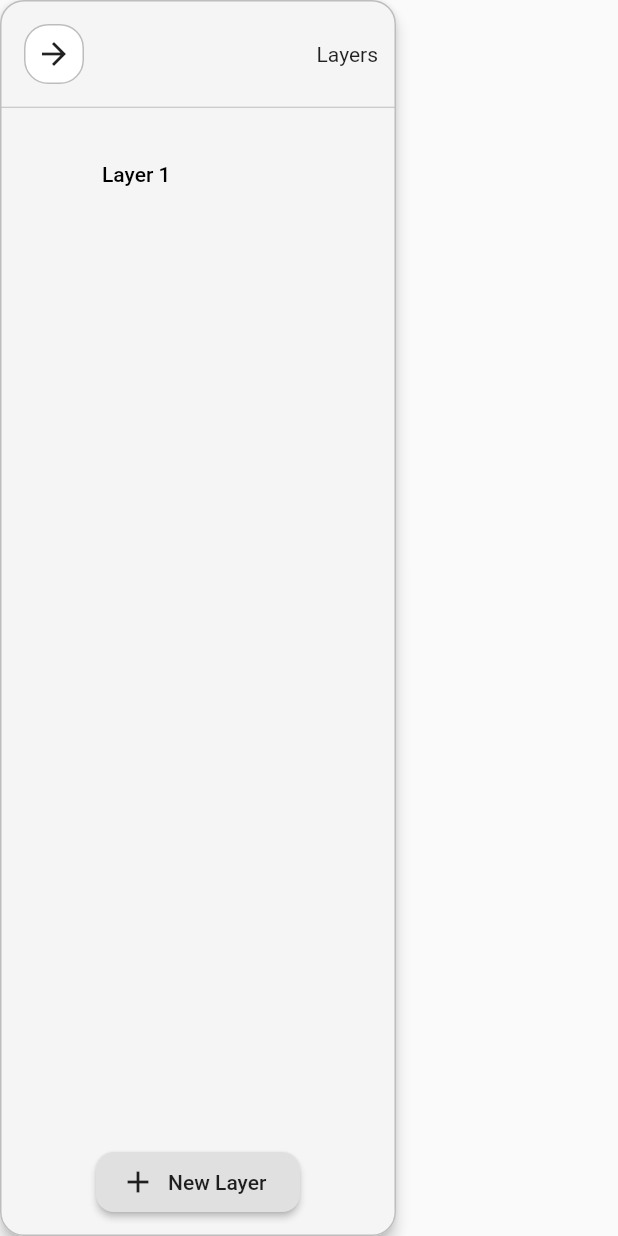
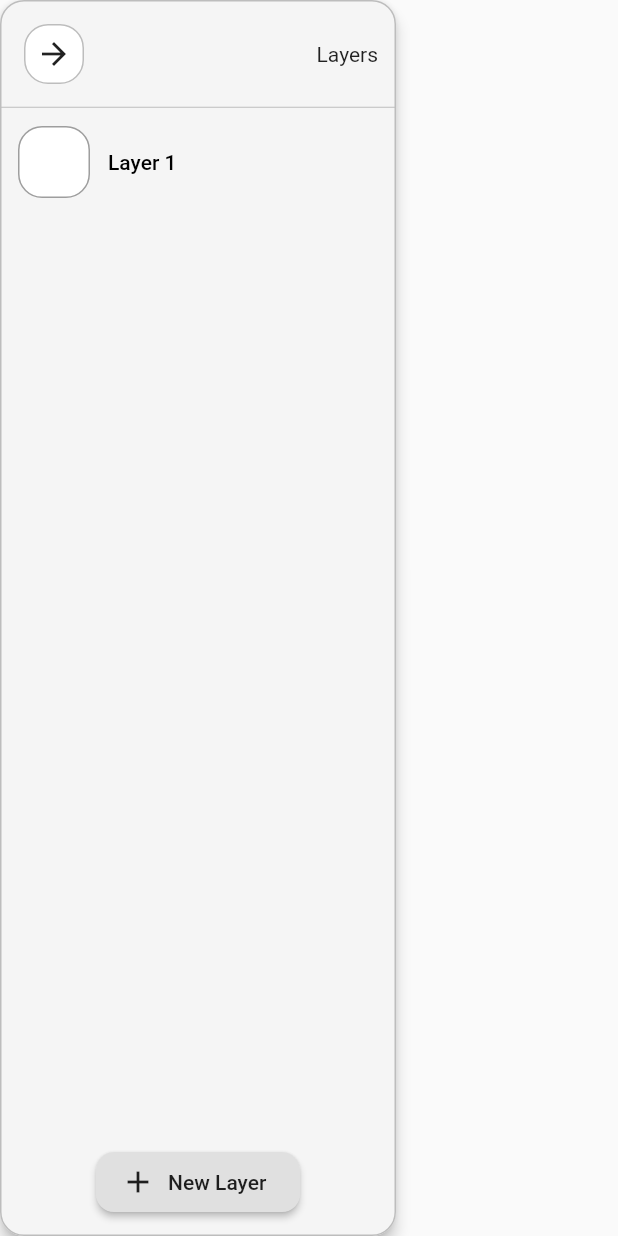
Before and after one commit to andreweskild/project-pickle, a Flutter app: the LayersCard widget shown alone on an empty page, opened directly, on a phone screen of 412 x 824 dp. Run offline on Flutter 3.47's test engine with Material 2 defaults, Android fonts, the phone set to English and light mode, and no system bars; our stand-ins replace flutter_redux, redux.

Commit message:
improved layer list implementation

```diff
--- a/lib/state/app_state.dart
+++ b/lib/state/app_state.dart
@@ -55,8 +55,8 @@ class FinalizePixelsAction {
   FinalizePixelsAction();
 }
 
-class SetCurrentLayerAction {
-  SetCurrentLayerAction(
+class SetCurrentLayerIndexAction {
+  SetCurrentLayerIndexAction(
     this.currentLayerIndex,
   );
   final int currentLayerIndex;
@@ -68,11 +68,20 @@ class AppState {
     this.currentColor,
     this.palette,
   }) {
-    currentLayer = layers[0];
+    currentLayerIndex = 0;
   }
 
+  AppState.copyWith({
+    this.currentColor,
+    this.currentLayerIndex,
+    this.currentToolType = ToolType.pencil,
+    this.layers,
+    this.palette,
+  });
+
   HSLColor currentColor;
-  PixelCanvasLayer currentLayer;
+  PixelCanvasLayer get currentLayer => layers[currentLayerIndex];
+  int currentLayerIndex;
   ToolType currentToolType;
   var layers = <PixelCanvasLayer>[new PixelCanvasLayer(name: 'Layer 1')];
   final previewLayer = new PixelCanvasLayer();
@@ -108,9 +117,9 @@ AppState stateReducer(AppState state, dynamic action) {
     state.previewLayer.clearPixels();
     return state;
   }
-  else if (action is SetCurrentLayerAction) {
+  else if (action is SetCurrentLayerIndexAction) {
     if (action.currentLayerIndex < state.layers.length) {
-      state.currentLayer = state.layers[action.currentLayerIndex];
+      state.currentLayerIndex = action.currentLayerIndex;
     }
     return state;
   }
--- a/lib/widgets/common/list_item.dart
+++ b/lib/widgets/common/list_item.dart
@@ -12,7 +12,7 @@ class ListItem extends StatelessWidget {
   final VoidCallback onTap;
 
   final Widget icon;
-  final String label;
+  final Widget label;
   final bool isHighlighted;
 
   @override
@@ -37,8 +37,8 @@ class ListItem extends StatelessWidget {
               top: 0.0,
               bottom: 0.0,
               child: Padding(
-                padding: const EdgeInsets.only(left: 24.0),
-                child: Center(child: Text(label)),
+                padding: const EdgeInsets.only(left: 12.0),
+                child: Center(child: label),
               ),
             )
           ],
--- a/lib/widgets/layers/layer_list_item.dart
+++ b/lib/widgets/layers/layer_list_item.dart
@@ -0,0 +1,50 @@
+import 'package:flutter/material.dart';
+
+class LayerListItem extends StatelessWidget {
+  const LayerListItem({
+    Key key,
+    this.icon,
+    this.isHighlighted = false,
+    this.label,
+    this.onTap,
+  }) : super(key: key);
+
+  final VoidCallback onTap;
+
+  final Widget icon;
+  final Widget label;
+  final bool isHighlighted;
+
+  @override
+  Widget build(BuildContext context) {
+    return Padding(
+      padding: const EdgeInsets.only(top: 6.0, bottom: 6.0),
+      child: FlatButton(
+        color: isHighlighted ? Theme.of(context).highlightColor : Colors.transparent,
+        textColor: isHighlighted ? Theme.of(context).accentTextTheme.button.color : Colors.black,
+        padding: EdgeInsets.all(0.0),
+        shape: RoundedRectangleBorder(
+          borderRadius: BorderRadius.circular(16.0),
+          side: BorderSide(
+            color: isHighlighted ? Theme.of(context).accentColor : Colors.transparent,
+          )
+        ),
+        child: Stack(
+          children: <Widget>[
+            Align(alignment: Alignment.centerLeft, child: icon),
+            Positioned(
+              left: 24.0,
+              top: 0.0,
+              bottom: 0.0,
+              child: Padding(
+                padding: const EdgeInsets.only(left: 12.0),
+                child: Center(child: label),
+              ),
+            )
+          ],
+        ),
+        onPressed: onTap,
+      ),
+    );
+  }
+}
--- a/lib/widgets/layers/layers_card.dart
+++ b/lib/widgets/layers/layers_card.dart
@@ -3,27 +3,35 @@ import 'package:flutter/widgets.dart';
 import 'package:flutter_redux/flutter_redux.dart';
 
 import 'package:project_pickle/state/app_state.dart';
-import 'package:project_pickle/widgets/common/list_item.dart';
+import 'package:project_pickle/widgets/layers/layer_list_item.dart';
 import 'package:project_pickle/widgets/layout/drawer_card.dart';
 import 'package:project_pickle/widgets/pixels/pixel_canvas_layer.dart';
+
+typedef SetLayerIndexCallback = void Function(int);
 
 class LayerListModel {
   LayerListModel({
     this.layers,
-    this.currentLayer,
-    this.callback,
-  });
+    this.currentLayerIndex,
+    this.addLayerCallback,
+    this.setLayerCallback,
+  }) {
+    layerCount = layers.length;
+  }
 
   List<PixelCanvasLayer> layers;
 
-  PixelCanvasLayer currentLayer;
+  int currentLayerIndex;
+  int layerCount;
 
-  VoidCallback callback;
+  VoidCallback addLayerCallback;
+  SetLayerIndexCallback setLayerCallback;
 
   @override
   int get hashCode {
     int result = 17;
-    result = 37 * result + layers.hashCode;
+    result = 37 * result + layerCount.hashCode;
+    result = 37 * result + currentLayerIndex.hashCode;
     return result;
   }
 
@@ -33,7 +41,8 @@ class LayerListModel {
   bool operator ==(dynamic other) {
     if (other is! LayerListModel) return false;
     LayerListModel model = other;
-    return (model.layers == layers);
+    return (model.layerCount == layerCount &&
+            model.currentLayerIndex == currentLayerIndex);
   }
 }
 
@@ -49,8 +58,9 @@ class LayersCard extends StatelessWidget {
       distinct: true,
       converter: (store) => LayerListModel(
         layers: store.state.layers,
-        currentLayer: store.state.currentLayer,
-        callback: () => store.dispatch(AddNewLayerAction('test ${store.state.layers.length}')),
+        currentLayerIndex: store.state.currentLayerIndex,
+        addLayerCallback: () => store.dispatch(AddNewLayerAction('Layer ${store.state.layers.length + 1}')),
+        setLayerCallback: (index) => store.dispatch(SetCurrentLayerIndexAction(index)),
       ),
       builder: (context, model) {
         return DrawerCard(
@@ -62,21 +72,45 @@ class LayersCard extends StatelessWidget {
                 children: <Widget>[
                   ListView(
                     shrinkWrap: true,
-                    padding: EdgeInsets.fromLTRB(12.0, 6.0, 12.0, 6.0),
-                    children: model.layers.map(
-                      (layer) => ListItem(
-                        icon: SizedBox(
-                          height: 48.0,
-                          child: AspectRatio(
-                            aspectRatio: 1.0,
-                            child: layer.canvas
+                    padding: EdgeInsets.fromLTRB(12.0, 6.0, 12.0, 58.0),
+                    children: List<Widget>.generate(
+                      model.layers.length,
+                      (index) {
+                        return LayerListItem(
+                          icon: AnimatedContainer(
+                            curve: Curves.ease,
+                            duration: Duration(milliseconds: 150),
+                            height: (collapsed) ? 96.0 : 48.0,
+                            child: AspectRatio(
+                              aspectRatio: 1.0,
+                              child: Material(
+                                color: Colors.white,
+                                shape: RoundedRectangleBorder(
+                                  borderRadius: BorderRadius.circular(16.0),
+                                  side: BorderSide(color: Colors.black38),
+                                ),
+                                child: Transform.scale(
+                                  alignment: Alignment.topLeft,
+                                  scale: 48.0 / 32.0,
+                                  child: model.layers[index].canvas
+                                ),
+                              )
+                            ),
                           ),
-                        ),
-                        isHighlighted: (model.currentLayer == layer),
-                        label: layer.name,
-                        onTap: (){},
-                      )
-                    ).toList(),
+                          isHighlighted: (model.currentLayerIndex == index),
+                          label: AnimatedOpacity(
+                            curve: Curves.ease,
+                            duration: Duration(milliseconds: 150),
+                            opacity: (collapsed) ? 0.0 : 1.0,
+                            child: Padding(
+                              padding: const EdgeInsets.only(left: 24.0),
+                              child: Text(model.layers[index].name),
+                            ),
+                          ),
+                          onTap:() => model.setLayerCallback(index),
+                        );
+                      }
+                    )
                   ),
                   Align(
                     alignment: Alignment.bottomCenter,
@@ -108,7 +142,7 @@ class LayersCard extends StatelessWidget {
                             ]
                           ),
                         ),
-                        onPressed: model.callback,
+                        onPressed: model.addLayerCallback,
                         shape: RoundedRectangleBorder(
                           borderRadius: BorderRadius.all(Radius.circular(12.0)),
                         ),
--- a/lib/widgets/tools/tools_list_item.dart
+++ b/lib/widgets/tools/tools_list_item.dart
@@ -55,7 +55,7 @@ class ToolsListItem extends StatelessWidget {
       builder: (context, toolModel) {
         return new ListItem(
           icon: icon,
-          label: label,
+          label: Text(label),
           isHighlighted: toolModel.currentToolType == toolType,
           onTap: toolModel.callback,
         );
```
Also changed, not shown: 3 other files.
